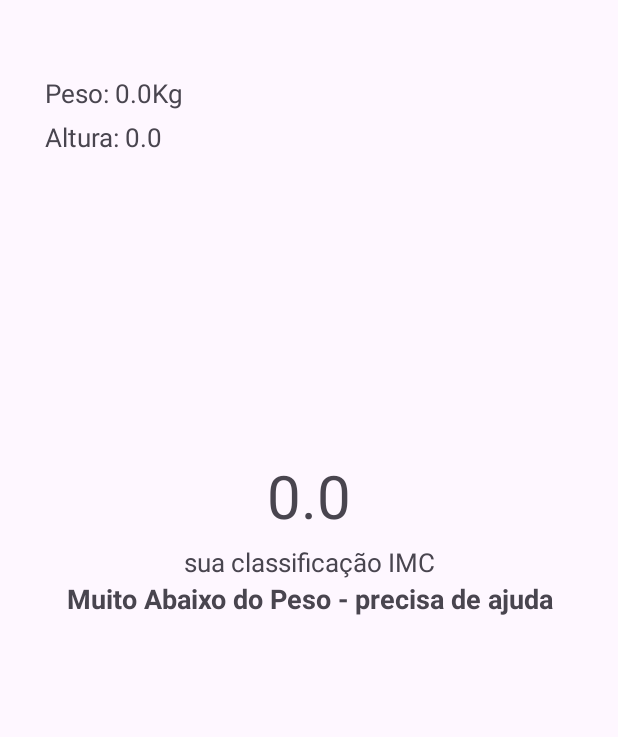
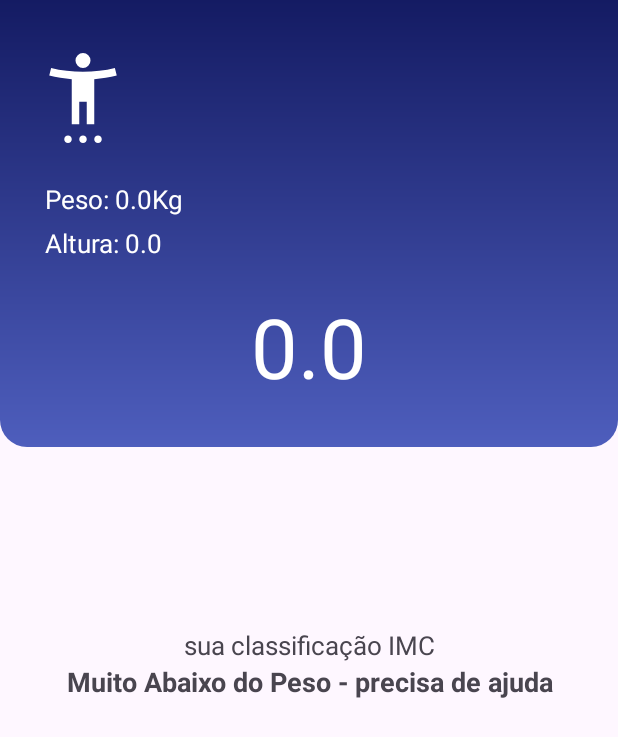
Before and after one commit to maumauriciog/calculadoraIMCv2, an Android app: the ResultActivity screen opened directly, with no data from a screen before it, on a phone screen of 412 x 824 dp. Shown: the top 737 px of the screen. Run offline under Robolectric (Android 15) with nearby library versions, the phone set to English and light mode, and no system bars.

Commit message:
Melhorando a experiência do usuário 1.2

```diff
--- a/app/src/main/res/drawable/ic_launcher_foreground.xml
+++ b/app/src/main/res/drawable/ic_launcher_foreground.xml
@@ -4,6 +4,7 @@
     android:height="108dp"
     android:viewportWidth="108"
     android:viewportHeight="108">
+    <link rel="stylesheet" href="https://fonts.googleapis.com/css2?family=Material+Symbols+Outlined:opsz,wght,FILL,GRAD@24,400,0,0" />
     <path android:pathData="M31,63.928c0,0 6.4,-11 12.1,-13.1c7.2,-2.6 26,-1.4 26,-1.4l38.1,38.1L107,108.928l-32,-1L31,63.928z">
         <aapt:attr name="android:fillColor">
             <gradient
--- a/app/src/main/res/layout/activity_main.xml
+++ b/app/src/main/res/layout/activity_main.xml
@@ -21,18 +21,16 @@
             android:src="@drawable/pessoa"
             android:layout_width="60dp"
             android:layout_height="60dp"
-            android:layout_marginTop="20dp"
+            android:layout_marginTop="38dp"
             android:layout_marginStart="25dp"
             app:tint="@color/white" >
-
         </ImageView>
-
 
         <TextView
             android:text="Calculando o IMC"
             android:layout_width="wrap_content"
             android:layout_height="wrap_content"
-            android:layout_marginTop="15dp"
+            android:layout_marginTop="19dp"
             android:layout_marginBottom="10dp"
             android:layout_marginStart="25dp"
             android:textColor="@color/white"
@@ -46,7 +44,7 @@
             android:layout_height="wrap_content"
             android:textColor="@color/white"
             android:layout_marginStart="25dp"
-            android:layout_marginBottom="50dp"
+            android:layout_marginBottom="60dp"
             android:layout_marginEnd="18dp"
             android:textSize="15dp"
             tools:ignore="HardcodedText,SpUsage" >
@@ -109,5 +107,4 @@
             android:maxLength="4"
             tools:ignore="HardcodedText" />
     </com.google.android.material.textfield.TextInputLayout>
-
 </androidx.constraintlayout.widget.ConstraintLayout>
--- a/app/src/main/res/layout/activity_result.xml
+++ b/app/src/main/res/layout/activity_result.xml
@@ -1,5 +1,6 @@
 <?xml version="1.0" encoding="utf-8"?>
 <LinearLayout xmlns:android="http://schemas.android.com/apk/res/android"
+    xmlns:app="http://schemas.android.com/apk/res-auto"
     android:id="@+id/ResultMain"
     xmlns:tools="http://schemas.android.com/tools"
     android:layout_width="match_parent"
@@ -7,22 +8,42 @@
     android:orientation="vertical"
     tools:context=".ResultActivity">
 
+    <LinearLayout
+        android:id="@+id/vg_bk"
+        android:layout_width="match_parent"
+        android:orientation="vertical"
+        android:layout_height="wrap_content"
+        android:background="@drawable/gradient_bg" >
+
+        <ImageView
+            android:src="@drawable/pessoa"
+            android:layout_width="60dp"
+            android:layout_height="60dp"
+            android:layout_marginTop="35dp"
+            android:layout_marginStart="25dp"
+            app:tint="@color/white"
+            tools:ignore="ContentDescription">
+        </ImageView>
+
         <TextView
             android:id="@+id/vlrPeso"
-        android:layout_width="match_parent"
+            android:layout_width="wrap_content"
             android:layout_height="wrap_content"
+            android:layout_marginStart="30dp"
+            android:layout_marginTop="25dp"
+            android:textColor="@color/white"
             android:textSize="17sp"
-        android:layout_marginTop="50dp"
-        android:layout_marginStart="30dp"
             tools:text="peso" />
 
         <TextView
             android:id="@+id/vlrAltura"
-        android:layout_width="match_parent"
+            android:layout_width="wrap_content"
             android:layout_height="wrap_content"
             android:textSize="17sp"
             android:layout_marginTop="5dp"
             android:layout_marginStart="30dp"
+            android:layout_marginBottom="20dp"
+            android:textColor="@color/white"
             tools:text="altura" />
 
         <TextView
@@ -30,16 +51,19 @@
             android:layout_width="match_parent"
             android:layout_height="wrap_content"
             android:gravity="center"
-        android:textSize="40dp"
+            android:textSize="55dp"
+            android:layout_marginBottom="30dp"
             android:maxLength="6"
-        android:layout_marginTop="200dp"
             tools:text="resp calc IMC"
+            android:textColor="@color/white"
             tools:ignore="SpUsage" />
+
+    </LinearLayout>
 
     <TextView
         android:layout_width="match_parent"
         android:layout_height="wrap_content"
-        android:layout_marginTop="5dp"
+        android:layout_marginTop="120dp"
         android:gravity="center"
         android:textSize="17sp"
         android:text="sua classificação IMC"
```
Lines whose indentation alone changed are shown as unchanged.
